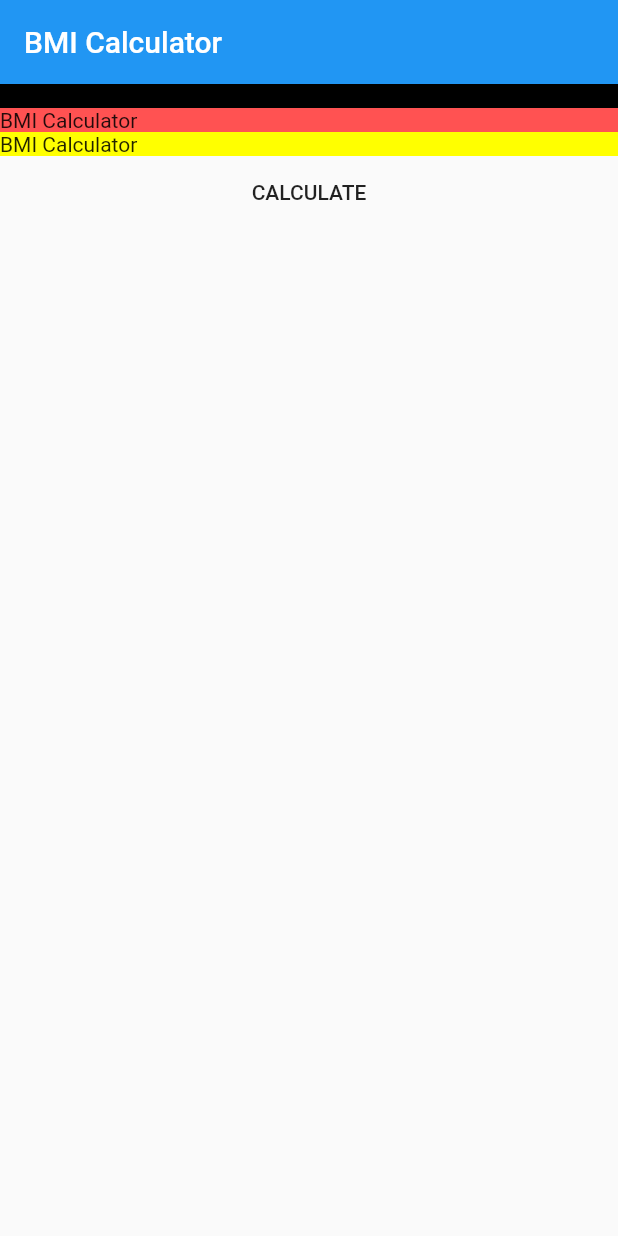
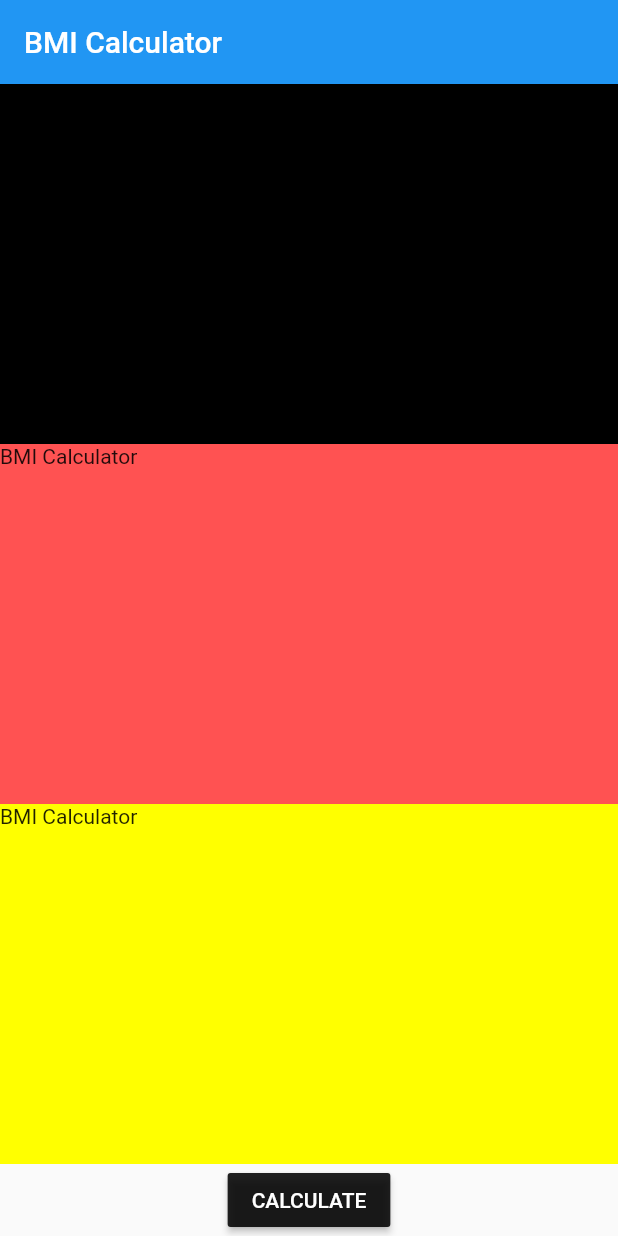
Before and after one commit to Devsaci/bmi_calculator_mansour, a Flutter app: the screen it shows after launch, on a phone screen of 412 x 824 dp. Run offline on Flutter 3.47's test engine with Material 2 defaults, Android fonts, the phone set to English and light mode, and no system bars.

Commit message:
Expanded

```diff
--- a/lib/bmi_screen.dart
+++ b/lib/bmi_screen.dart
@@ -1,5 +1,6 @@
 // ignore_for_file: prefer_const_constructors
 
+import 'dart:ui';
 
 import 'package:flutter/material.dart';
 
@@ -17,10 +18,31 @@ class _BmiScreenState extends State<BmiScreen> {
       appBar: AppBar(title: Text("BMI Calculator")),
       body: Column(
         children: [
-          Container(width: double.infinity, child: Text('BMI Calculator'),color: Colors.black,),
-          Container(width: double.infinity, child: Text('BMI Calculator'),color: Colors.redAccent,),
-          Container(width: double.infinity, child: Text('BMI Calculator'),color: Colors.yellowAccent,),
-          MaterialButton(onPressed: (){},child: Text('CALCULATE'),)
+          Expanded(
+              child: Container(
+            width: double.infinity,
+            child: Text('BMI Calculator'),
+            color: Colors.black,
+          )),
+          Expanded(
+            child: Container(
+              width: double.infinity,
+              child: Text('BMI Calculator'),
+              color: Colors.redAccent,
+            ),
+          ),
+          Expanded(
+            child: Container(
+              width: double.infinity,
+              child: Text('BMI Calculator'),
+              color: Colors.yellowAccent,
+            ),
+          ),
+          MaterialButton(
+            onPressed: () {},
+            child: Text('CALCULATE',style: TextStyle(color: Colors.white),),
+            color: Colors.black87,
+          )
         ],
       ),
     );
```
